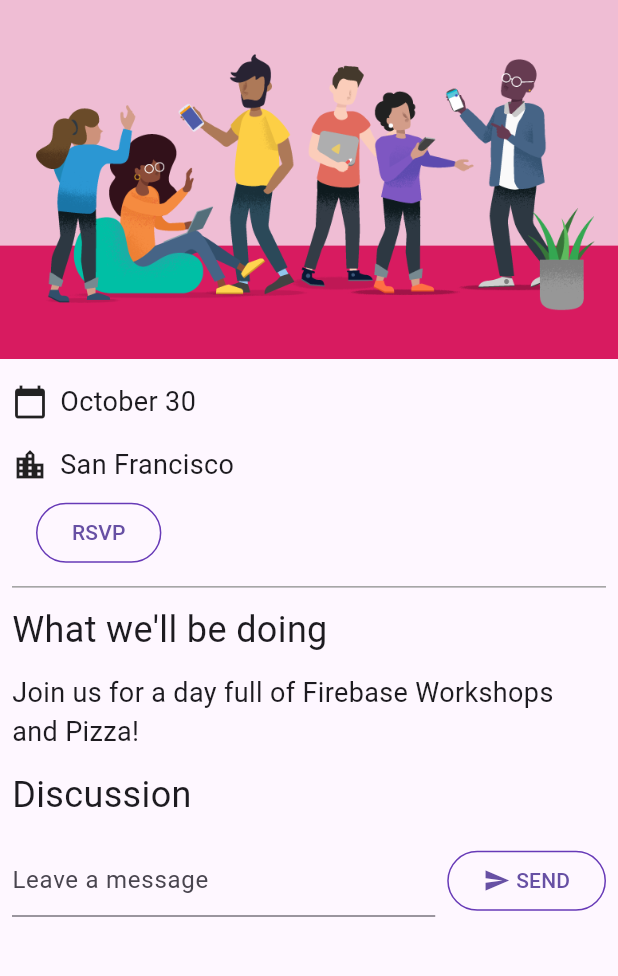
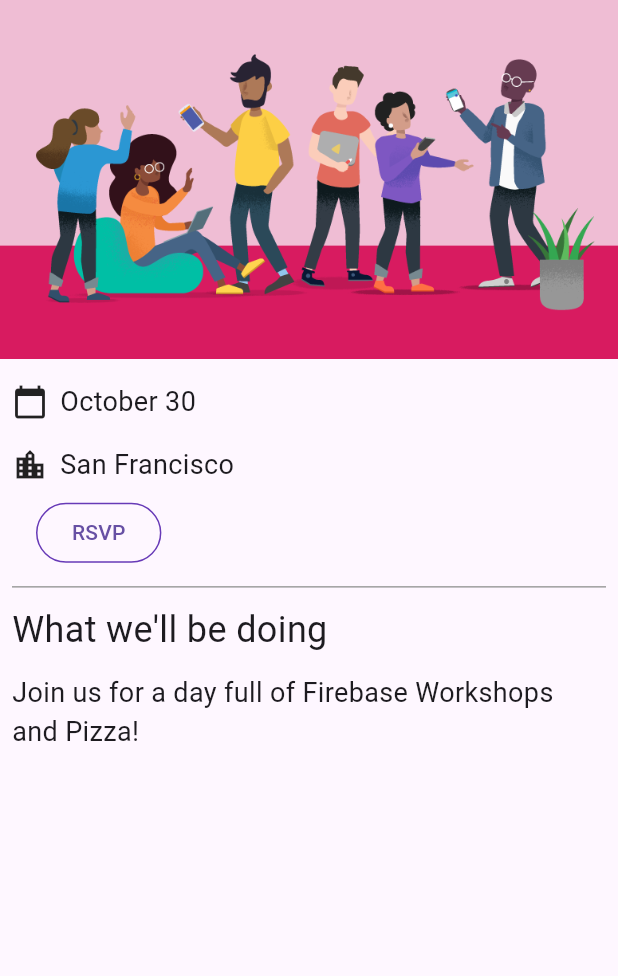
Before and after one commit to WanderJ08/Firebase-Flutter-Codelab, a Flutter app: the screen it shows after launch, on a phone screen of 412 x 824 dp, the part 84-1060 px from its top. Run offline on Flutter 3.47's test engine with Material 3 defaults, Android fonts, the phone set to English and light mode, and no system bars; our stand-ins replace cloud_firestore, firebase_auth, firebase_core, go_router, google_fonts; missing offline and left inert: firebase_ui_auth; accounts and stored records are empty.

```diff
--- a/lib/home_page.dart
+++ b/lib/home_page.dart
@@ -8,7 +8,6 @@ import 'guest_book.dart'; // new
 import 'app_state.dart'; // new
 import 'src/authentication.dart'; // new
 import 'src/widgets.dart';
-import 'guest_book.dart';
 
 class HomePage extends StatelessWidget {
   const HomePage({super.key});
@@ -59,8 +58,6 @@ class HomePage extends StatelessWidget {
               ],
             ),
           ),
-          const Header('Discussion'),
-          GuestBook(addMessage: (message) => print(message)),
         ],
       ),
     );
```
